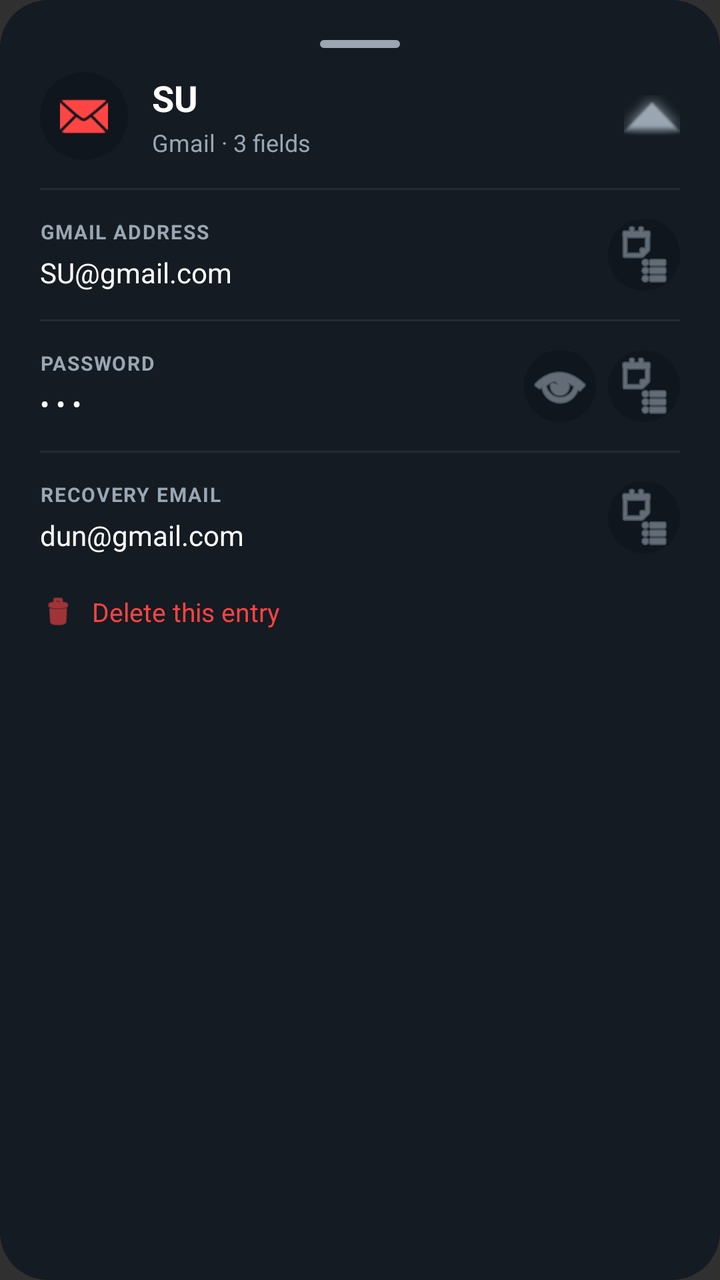
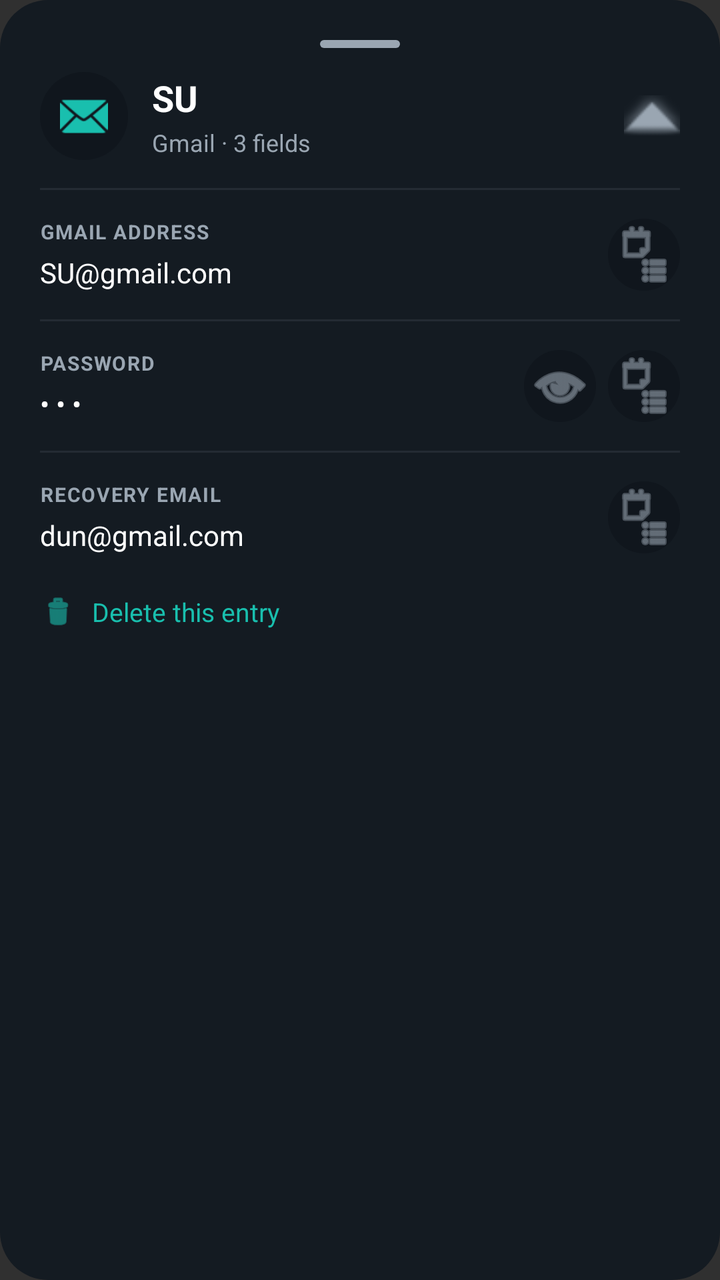

Compare the two renders of this Android layout. The source of the first and the diff that turns it into the second are given below.
<!-- AndroidManifest.xml: application theme Theme.AppCompat.NoActionBar -->
<!-- res/layout/dialog_vault_entry.xml -->
<?xml version="1.0" encoding="utf-8"?>
<LinearLayout xmlns:android="http://schemas.android.com/apk/res/android"
    android:layout_width="match_parent"
    android:layout_height="wrap_content"
    android:orientation="vertical"
    android:background="@drawable/bg_dialog_rounded"
    android:padding="20dp">

    
    <View
        android:layout_width="40dp"
        android:layout_height="4dp"
        android:layout_gravity="center_horizontal"
        android:background="@drawable/bg_goals_handle"
        android:layout_marginBottom="12dp" />

    
    <LinearLayout
        android:layout_width="match_parent"
        android:layout_height="wrap_content"
        android:orientation="horizontal"
        android:gravity="center_vertical">

        
        <LinearLayout
            android:id="@+id/entryLogoContainer"
            android:layout_width="44dp"
            android:layout_height="44dp"
            android:gravity="center"
            android:background="@drawable/bg_event_card"
            android:orientation="vertical">

            <ImageView
                android:layout_width="24dp"
                android:layout_height="24dp"
                android:src="@android:drawable/ic_dialog_email"
                android:tint="#FFFF4444" />
        </LinearLayout>

        
        <LinearLayout
            android:layout_width="0dp"
            android:layout_height="wrap_content"
            android:layout_weight="1"
            android:layout_marginStart="12dp"
            android:orientation="vertical">

            <TextView
                android:id="@+id/entryTitle"
                android:layout_width="wrap_content"
                android:layout_height="wrap_content"
                android:text="SU"
                android:textColor="@color/menu_text_primary"
                android:textSize="18sp"
                android:textStyle="bold" />

            <TextView
                android:id="@+id/entrySubtitle"
                android:layout_width="wrap_content"
                android:layout_height="wrap_content"
                android:layout_marginTop="2dp"
                android:text="Gmail · 3 fields"
                android:textColor="@color/menu_text_secondary"
                android:textSize="12sp" />
        </LinearLayout>

        
        <ImageView
            android:id="@+id/entryCollapseArrow"
            android:layout_width="28dp"
            android:layout_height="28dp"
            android:src="@android:drawable/arrow_up_float"
            android:tint="@color/menu_text_secondary" />
    </LinearLayout>

    
    <View
        android:layout_width="match_parent"
        android:layout_height="1dp"
        android:layout_marginTop="14dp"
        android:alpha="0.12"
        android:background="@color/menu_text_secondary" />

    
    <LinearLayout
        android:layout_width="match_parent"
        android:layout_height="wrap_content"
        android:layout_marginTop="14dp"
        android:orientation="vertical">

        <LinearLayout
            android:layout_width="match_parent"
            android:layout_height="wrap_content"
            android:orientation="horizontal"
            android:gravity="center_vertical">

            <LinearLayout
                android:layout_width="0dp"
                android:layout_height="wrap_content"
                android:layout_weight="1"
                android:orientation="vertical">

                <TextView
                    android:id="@+id/entryField1Label"
                    android:layout_width="wrap_content"
                    android:layout_height="wrap_content"
                    android:text="GMAIL ADDRESS"
                    android:textColor="@color/menu_text_secondary"
                    android:textSize="10sp"
                    android:textStyle="bold"
                    android:letterSpacing="0.06" />

                <TextView
                    android:id="@+id/entryField1Value"
                    android:layout_width="wrap_content"
                    android:layout_height="wrap_content"
                    android:layout_marginTop="4dp"
                    android:text="SU@gmail.com"
                    android:textColor="@color/menu_text_primary"
                    android:textSize="14sp" />
            </LinearLayout>

            
            <ImageButton
                android:id="@+id/entryField1Copy"
                android:layout_width="36dp"
                android:layout_height="36dp"
                android:background="@drawable/bg_event_close_button"
                android:contentDescription="Copy"
                android:scaleType="center"
                android:src="@android:drawable/ic_menu_agenda"
                android:tint="@color/menu_text_secondary" />
        </LinearLayout>
    </LinearLayout>

    
    <View
        android:layout_width="match_parent"
        android:layout_height="1dp"
        android:layout_marginTop="14dp"
        android:alpha="0.12"
        android:background="@color/menu_text_secondary" />

    
    <LinearLayout
        android:layout_width="match_parent"
        android:layout_height="wrap_content"
        android:layout_marginTop="14dp"
        android:orientation="vertical">

        <LinearLayout
            android:layout_width="match_parent"
            android:layout_height="wrap_content"
            android:orientation="horizontal"
            android:gravity="center_vertical">

            <LinearLayout
                android:layout_width="0dp"
                android:layout_height="wrap_content"
                android:layout_weight="1"
                android:orientation="vertical">

                <TextView
                    android:id="@+id/entryField2Label"
                    android:layout_width="wrap_content"
                    android:layout_height="wrap_content"
                    android:text="PASSWORD"
                    android:textColor="@color/menu_text_secondary"
                    android:textSize="10sp"
                    android:textStyle="bold"
                    android:letterSpacing="0.06" />

                <TextView
                    android:id="@+id/entryField2Value"
                    android:layout_width="wrap_content"
                    android:layout_height="wrap_content"
                    android:layout_marginTop="4dp"
                    android:text="\u2022 \u2022 \u2022"
                    android:textColor="@color/menu_text_primary"
                    android:textSize="14sp" />
            </LinearLayout>

            
            <ImageButton
                android:id="@+id/entryPasswordToggle"
                android:layout_width="36dp"
                android:layout_height="36dp"
                android:background="@drawable/bg_event_close_button"
                android:contentDescription="Toggle password"
                android:scaleType="center"
                android:src="@android:drawable/ic_menu_view"
                android:tint="@color/menu_text_secondary"
                android:layout_marginEnd="6dp" />

            
            <ImageButton
                android:id="@+id/entryField2Copy"
                android:layout_width="36dp"
                android:layout_height="36dp"
                android:background="@drawable/bg_event_close_button"
                android:contentDescription="Copy"
                android:scaleType="center"
                android:src="@android:drawable/ic_menu_agenda"
                android:tint="@color/menu_text_secondary" />
        </LinearLayout>
    </LinearLayout>

    
    <View
        android:layout_width="match_parent"
        android:layout_height="1dp"
        android:layout_marginTop="14dp"
        android:alpha="0.12"
        android:background="@color/menu_text_secondary" />

    
    <LinearLayout
        android:layout_width="match_parent"
        android:layout_height="wrap_content"
        android:layout_marginTop="14dp"
        android:orientation="vertical">

        <LinearLayout
            android:layout_width="match_parent"
            android:layout_height="wrap_content"
            android:orientation="horizontal"
            android:gravity="center_vertical">

            <LinearLayout
                android:layout_width="0dp"
                android:layout_height="wrap_content"
                android:layout_weight="1"
                android:orientation="vertical">

                <TextView
                    android:id="@+id/entryField3Label"
                    android:layout_width="wrap_content"
                    android:layout_height="wrap_content"
                    android:text="RECOVERY EMAIL"
                    android:textColor="@color/menu_text_secondary"
                    android:textSize="10sp"
                    android:textStyle="bold"
                    android:letterSpacing="0.06" />

                <TextView
                    android:id="@+id/entryField3Value"
                    android:layout_width="wrap_content"
                    android:layout_height="wrap_content"
                    android:layout_marginTop="4dp"
                    android:text="dun@gmail.com"
                    android:textColor="@color/menu_text_primary"
                    android:textSize="14sp" />
            </LinearLayout>

            
            <ImageButton
                android:id="@+id/entryField3Copy"
                android:layout_width="36dp"
                android:layout_height="36dp"
                android:background="@drawable/bg_event_close_button"
                android:contentDescription="Copy"
                android:scaleType="center"
                android:src="@android:drawable/ic_menu_agenda"
                android:tint="@color/menu_text_secondary" />
        </LinearLayout>
    </LinearLayout>

    
    <LinearLayout
        android:id="@+id/entryDeleteLayout"
        android:layout_width="match_parent"
        android:layout_height="wrap_content"
        android:layout_marginTop="20dp"
        android:orientation="horizontal"
        android:gravity="start|center_vertical"
        android:clickable="true"
        android:focusable="true">

        <ImageView
            android:id="@+id/entryDeleteIcon"
            android:layout_width="18dp"
            android:layout_height="18dp"
            android:src="@android:drawable/ic_menu_delete"
            android:tint="#FFFF4444" />

        <TextView
            android:id="@+id/entryDeleteText"
            android:layout_width="wrap_content"
            android:layout_height="wrap_content"
            android:layout_marginStart="8dp"
            android:text="Delete this entry"
            android:textColor="#FFFF4444"
            android:textSize="13sp" />
    </LinearLayout>

</LinearLayout>
<!-- resources referenced by this layout -->
<resources>
  <color name="menu_text_primary">#FFFFFFFF</color>
  <color name="menu_text_secondary">#FF9AA6B2</color>
  <!-- drawable bg_dialog_rounded (drawable) -->
  <?xml version="1.0" encoding="utf-8"?>
  <shape xmlns:android="http://schemas.android.com/apk/res/android">
      <solid android:color="@color/menu_surface" />
      <corners android:radius="24dp" />
  </shape>
  <!-- drawable bg_event_card (drawable) -->
  <?xml version="1.0" encoding="utf-8"?>
  <shape xmlns:android="http://schemas.android.com/apk/res/android">
      <solid android:color="@color/menu_surface_alt" />
      <corners android:radius="22dp" />
  </shape>
  <!-- drawable bg_event_close_button (drawable) -->
  <?xml version="1.0" encoding="utf-8"?>
  <shape xmlns:android="http://schemas.android.com/apk/res/android">
      <solid android:color="@color/menu_surface_alt" />
      <corners android:radius="50dp" />
  </shape>
  <!-- drawable bg_goals_handle (drawable) -->
  <?xml version="1.0" encoding="utf-8"?>
  <shape xmlns:android="http://schemas.android.com/apk/res/android">
      <solid android:color="@color/menu_text_secondary" />
      <corners android:radius="10dp" />
  </shape>
  <color name="menu_surface">#FF141B22</color>
  <color name="menu_surface_alt">#FF10161D</color>
</resources>

<!-- the commit's change to res/layout/dialog_vault_entry.xml (unified diff, before → after) -->
@@ -34,7 +34,7 @@
                 android:layout_width="24dp"
                 android:layout_height="24dp"
                 android:src="@android:drawable/ic_dialog_email"
-                android:tint="#FFFF4444" />
+                android:tint="@color/vault_accent" />
         </LinearLayout>
 
         
@@ -267,6 +267,34 @@
 
     
     <LinearLayout
+        android:id="@+id/entryImageSection"
+        android:layout_width="match_parent"
+        android:layout_height="wrap_content"
+        android:layout_marginTop="10dp"
+        android:orientation="vertical"
+        android:visibility="gone">
+
+        <TextView
+            android:layout_width="wrap_content"
+            android:layout_height="wrap_content"
+            android:text="ATTACHED IMAGE"
+            android:textColor="@color/menu_text_secondary"
+            android:textSize="10sp"
+            android:textStyle="bold"
+            android:letterSpacing="0.06" />
+
+        <ImageView
+            android:id="@+id/entryImageDisplay"
+            android:layout_width="match_parent"
+            android:layout_height="200dp"
+            android:layout_marginTop="6dp"
+            android:scaleType="fitCenter"
+            android:adjustViewBounds="true"
+            android:background="@drawable/bg_event_input" />
+    </LinearLayout>
+
+    
+    <LinearLayout
         android:id="@+id/entryDeleteLayout"
         android:layout_width="match_parent"
         android:layout_height="wrap_content"
@@ -281,7 +309,7 @@
             android:layout_width="18dp"
             android:layout_height="18dp"
             android:src="@android:drawable/ic_menu_delete"
-            android:tint="#FFFF4444" />
+            android:tint="@color/vault_accent" />
 
         <TextView
             android:id="@+id/entryDeleteText"
@@ -289,7 +317,7 @@
             android:layout_height="wrap_content"
             android:layout_marginStart="8dp"
             android:text="Delete this entry"
-            android:textColor="#FFFF4444"
+            android:textColor="@color/vault_accent"
             android:textSize="13sp" />
     </LinearLayout>
 
<!-- resource entries referenced after the edit -->
@@ -2,6 +2,7 @@
 <resources>
   <color name="menu_text_primary">#FFFFFFFF</color>
   <color name="menu_text_secondary">#FF9AA6B2</color>
+  <color name="vault_accent">@color/menu_teal</color>
   <!-- drawable bg_dialog_rounded (drawable) -->
   <?xml version="1.0" encoding="utf-8"?>
   <shape xmlns:android="http://schemas.android.com/apk/res/android">
@@ -20,12 +21,20 @@
       <solid android:color="@color/menu_surface_alt" />
       <corners android:radius="50dp" />
   </shape>
+  <!-- drawable bg_event_input (drawable) -->
+  <?xml version="1.0" encoding="utf-8"?>
+  <shape xmlns:android="http://schemas.android.com/apk/res/android">
+      <solid android:color="@color/menu_surface_alt" />
+      <stroke android:width="1dp" android:color="#22FFFFFF" />
+      <corners android:radius="12dp" />
+  </shape>
   <!-- drawable bg_goals_handle (drawable) -->
   <?xml version="1.0" encoding="utf-8"?>
   <shape xmlns:android="http://schemas.android.com/apk/res/android">
       <solid android:color="@color/menu_text_secondary" />
       <corners android:radius="10dp" />
   </shape>
+  <color name="menu_teal">#FF19BFAE</color>
   <color name="menu_surface">#FF141B22</color>
   <color name="menu_surface_alt">#FF10161D</color>
 </resources>
